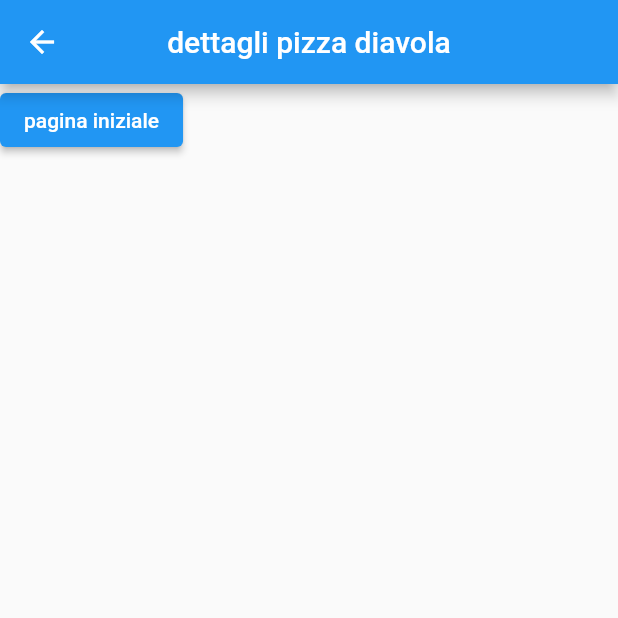
After one commit to francoforte123/app_flutter_dettagli_immagini, a Flutter app: the DettagliPizzaDiavola screen opened directly, on a phone screen of 412 x 824 dp, the top half of it. The commit adds this screen. Run offline on Flutter 3.47's test engine with Material 2 defaults, Android fonts, the phone set to English and light mode, and no system bars.

Commit message:
add connection the page a new pizza

```diff
--- /dev/null
+++ b/lib/screens/DettagliPizzaDiavola.dart
@@ -0,0 +1,30 @@
+import 'package:flutter/cupertino.dart';
+import 'package:flutter/material.dart';
+
+class DettagliPizzaDiavola extends StatelessWidget {
+  const DettagliPizzaDiavola({Key? key}) : super(key: key);
+
+  @override
+  Widget build(BuildContext context) {
+    return Scaffold(
+      appBar: AppBar(
+        centerTitle: true,
+        title: const Text(
+          "dettagli pizza diavola"
+        ),
+      ),
+      body: Column(
+        children: [
+          ElevatedButton(
+              onPressed: (){
+                Navigator.pop(context);
+              },
+              child: const Text(
+                "pagina iniziale"
+              ),
+          ),
+        ],
+      ),
+    );
+  }
+}
--- a/lib/screens/ScreenDettagli.dart
+++ b/lib/screens/ScreenDettagli.dart
@@ -8,7 +8,7 @@ class ScreenDettagli extends StatelessWidget {
     return Scaffold(
       appBar: AppBar(
         centerTitle: true,
-        title: const Text("screen dettagli"),
+        title: const Text("dettagli pizza margherita"),
       ),
       body: Column(
         children: [
```
Also changed, not shown: lib/screens/DettagliPizzaOrtolana.dart (added, +24 -0 lines), lib/screens/ScreenImmaginiGrid.dart (+18 -12 lines).
